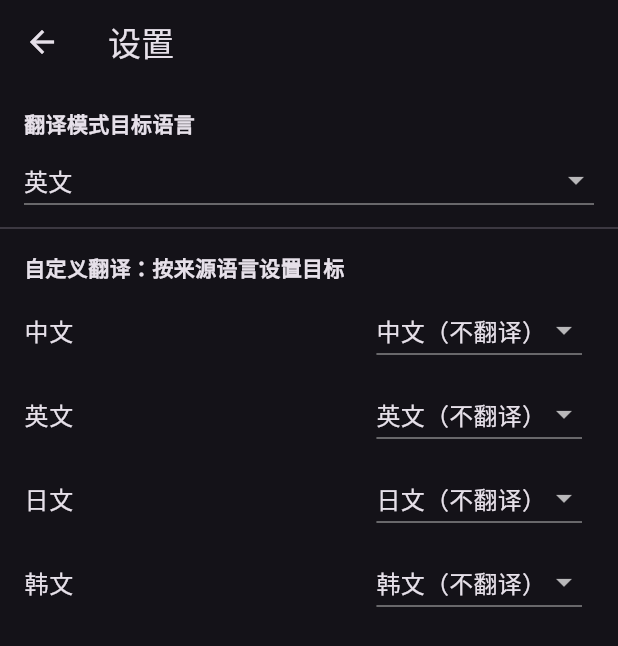
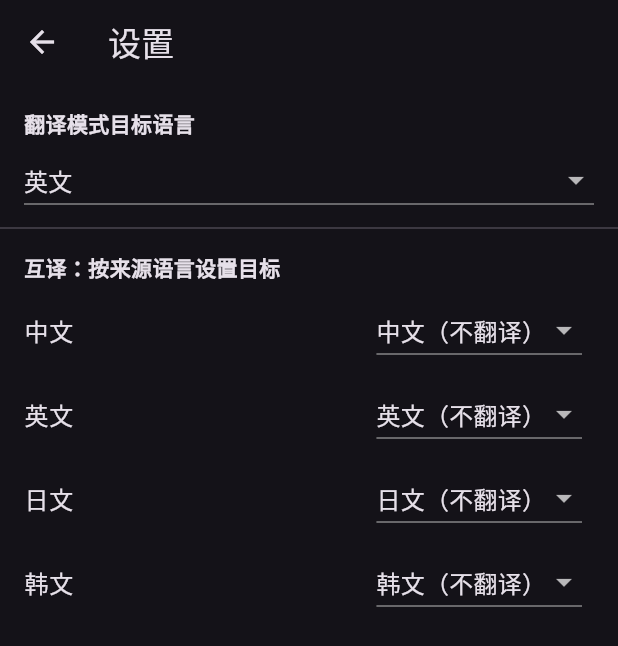
Before and after one commit to DR1N0/loud-caption, a Flutter app: the SettingsScreen screen opened directly with empty values, on a phone screen of 412 x 824 dp. Shown: the top 646 px of the screen. Run offline on Flutter 3.47's test engine with Material 3 defaults, Android fonts, the phone set to English and light mode, and no system bars; our stand-ins replace permission_handler, shared_preferences, synchronized, wakelock_plus; missing offline and left inert: llama_flutter_android, record, sherpa_onnx; accounts and stored records are empty; network calls fail.

Commit message:
Rename 自定义翻译 mode to 互译 in the UI
"自定义" (custom) read as unclear in the control-bar button and Settings
screen — it describes the configuration mechanism (per-source-language
routing) rather than what the mode does. "互译" (mutual translation)
names it after its primary real-world use case instead: a live
conversation between two people speaking different languages, each
translated into the other's language.

```diff
--- a/lib/ui/caption_screen.dart
+++ b/lib/ui/caption_screen.dart
@@ -46,7 +46,7 @@ class _CaptionScreenState extends State<CaptionScreen> {
     _setSystemUiMode(SystemUiMode.immersiveSticky);
     // The persisted caption mode survives an app restart, but the
     // translation engine's `isLoaded` does not — without this, reopening the
-    // app already in 翻译/自定义翻译 mode would silently never load the
+    // app already in 翻译/互译 mode would silently never load the
     // model (and so never translate) until the user manually cycled the
     // mode. `showDialog` below needs a BuildContext attached to a built
     // Navigator, hence the post-frame callback.
@@ -413,7 +413,7 @@ class _CaptionScreenState extends State<CaptionScreen> {
   String _modeLabel(CaptionMode mode) => switch (mode) {
     CaptionMode.captions => '字幕',
     CaptionMode.translateAll => '翻译',
-    CaptionMode.translateCustom => '自定义',
+    CaptionMode.translateCustom => '互译',
   };
 
   /// In the landscape side rail, the bar is rotated in place rather than
--- a/lib/ui/settings_screen.dart
+++ b/lib/ui/settings_screen.dart
@@ -11,7 +11,7 @@ const Map<String, String> _languageNames = {
 };
 
 /// Lets the user configure where translated captions go: one fixed target
-/// for 翻译 mode, and a per-source-language routing table for 自定义翻译.
+/// for 翻译 mode, and a per-source-language routing table for 互译.
 class SettingsScreen extends StatefulWidget {
   const SettingsScreen({super.key, required this.controller});
 
@@ -93,7 +93,7 @@ class _SettingsScreenState extends State<SettingsScreen> {
           const Padding(
             padding: EdgeInsets.fromLTRB(16, 8, 16, 4),
             child: Text(
-              '自定义翻译：按来源语言设置目标',
+              '互译：按来源语言设置目标',
               style: TextStyle(fontWeight: FontWeight.bold),
             ),
           ),
```
Also changed, not shown: 3 other files.
